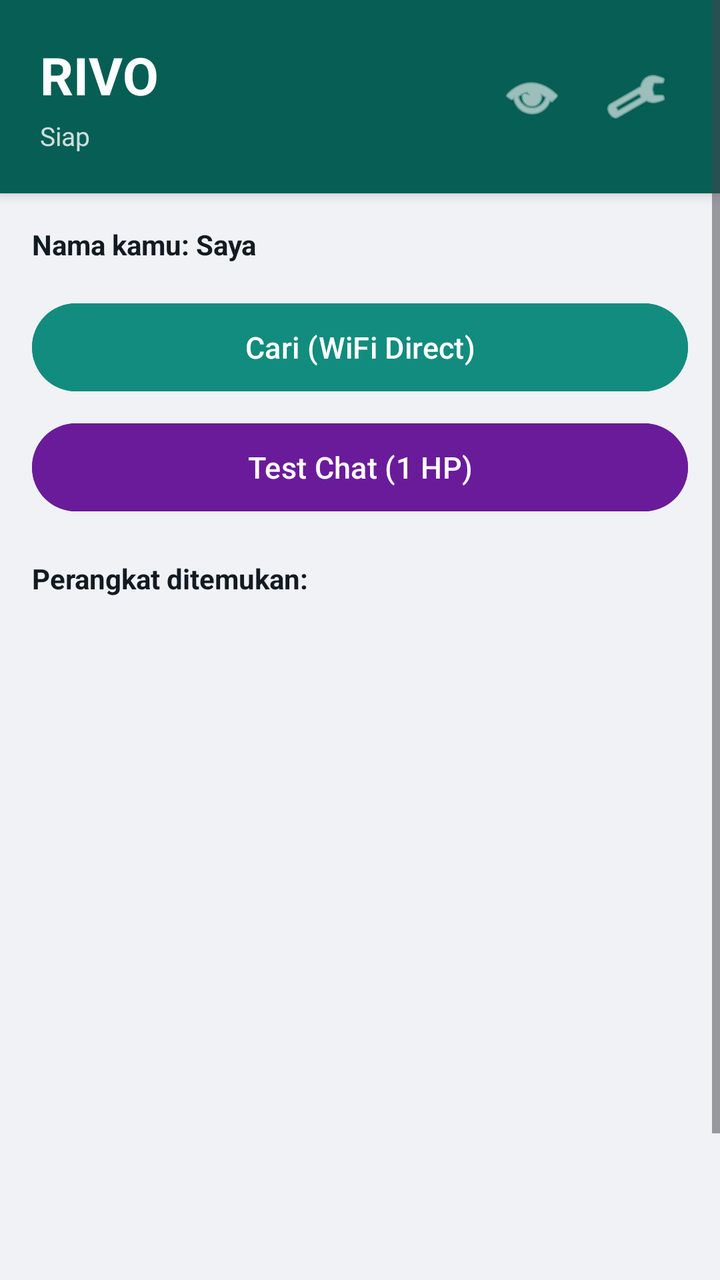
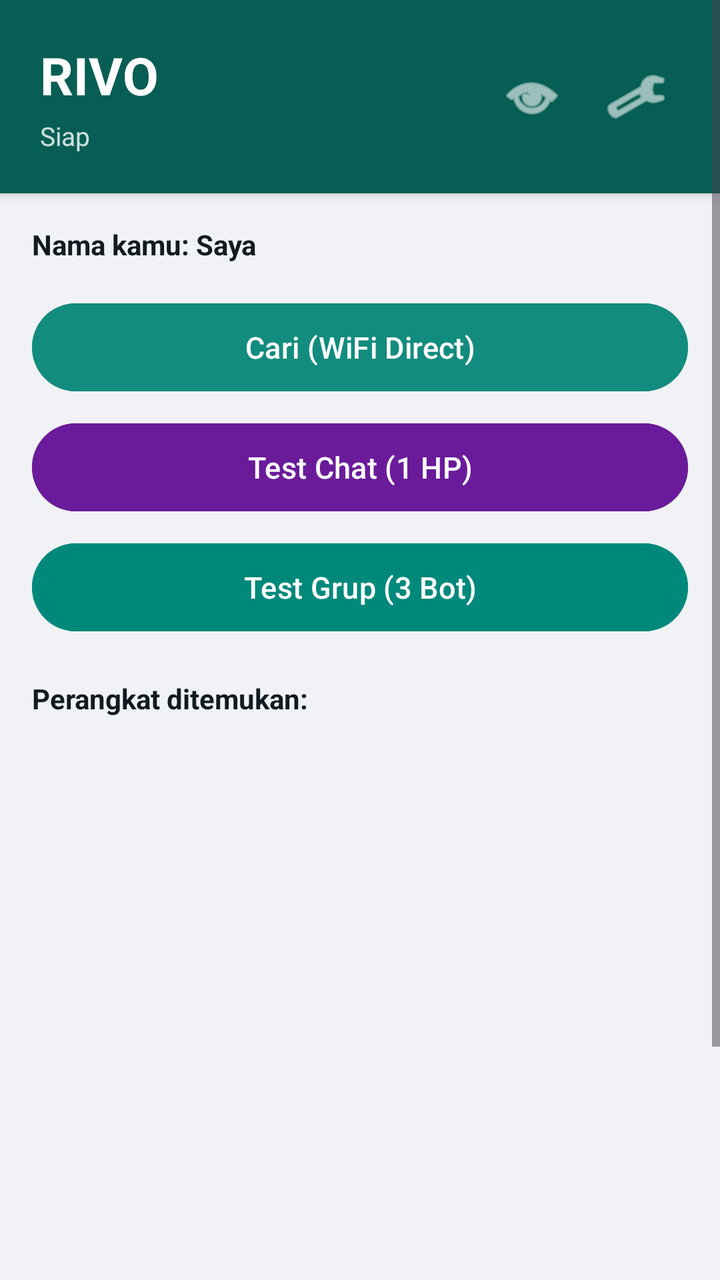

Before-and-after screenshots of an Android layout around one commit, followed by the original layout XML and the change that was made.
<!-- AndroidManifest.xml: application theme Theme.Material3.DayNight.NoActionBar -->
<!-- res/layout/activity_main.xml -->
<?xml version="1.0" encoding="utf-8"?>
<ScrollView xmlns:android="http://schemas.android.com/apk/res/android"
    android:layout_width="match_parent"
    android:layout_height="match_parent"
    android:background="@color/home_bg">

<LinearLayout
    android:layout_width="match_parent"
    android:layout_height="wrap_content"
    android:orientation="vertical">

    <LinearLayout
        android:layout_width="match_parent"
        android:layout_height="wrap_content"
        android:background="@drawable/header_bg"
        android:orientation="horizontal"
        android:padding="20dp"
        android:gravity="center_vertical"
        android:elevation="4dp">

        <LinearLayout
            android:layout_width="0dp"
            android:layout_height="wrap_content"
            android:layout_weight="1"
            android:orientation="vertical">

            <TextView
                android:layout_width="match_parent"
                android:layout_height="wrap_content"
                android:text="RIVO"
                android:textColor="#FFFFFF"
                android:textSize="26sp"
                android:textStyle="bold" />

            <TextView
                android:id="@+id/statusText"
                android:layout_width="match_parent"
                android:layout_height="wrap_content"
                android:text="Siap"
                android:textColor="#CCFFFFFF"
                android:textSize="13sp"
                android:paddingTop="4dp" />
        </LinearLayout>

        <ImageButton
            android:id="@+id/btnDarkMode"
            android:layout_width="44dp"
            android:layout_height="44dp"
            android:layout_marginEnd="8dp"
            android:background="?android:attr/selectableItemBackgroundBorderless"
            android:src="@android:drawable/ic_menu_view"
            android:tint="#FFFFFF"
            android:contentDescription="Mode" />

        <ImageButton
            android:id="@+id/btnSettings"
            android:layout_width="44dp"
            android:layout_height="44dp"
            android:background="?android:attr/selectableItemBackgroundBorderless"
            android:src="@android:drawable/ic_menu_preferences"
            android:tint="#FFFFFF"
            android:contentDescription="Pengaturan" />
    </LinearLayout>

    <LinearLayout
        android:layout_width="match_parent"
        android:layout_height="wrap_content"
        android:orientation="vertical"
        android:padding="16dp">

        <TextView
            android:id="@+id/myNameText"
            android:layout_width="match_parent"
            android:layout_height="wrap_content"
            android:text="Nama kamu: Saya"
            android:textSize="14sp"
            android:textColor="@color/text_primary"
            android:paddingBottom="16dp"
            android:textStyle="bold" />

        <Button
            android:id="@+id/btnScan"
            android:layout_width="match_parent"
            android:layout_height="52dp"
            android:text="Cari (WiFi Direct)"
            android:textSize="15sp"
            android:backgroundTint="@color/brand_green_light"
            android:textColor="#FFFFFF" />

        <Button
            android:id="@+id/btnOpenChat"
            android:layout_width="match_parent"
            android:layout_height="52dp"
            android:layout_marginTop="8dp"
            android:text="Buka Chat"
            android:textSize="15sp"
            android:backgroundTint="@color/brand_accent"
            android:textColor="#FFFFFF"
            android:visibility="gone" />

        <Button
            android:id="@+id/btnDisconnect"
            android:layout_width="match_parent"
            android:layout_height="52dp"
            android:layout_marginTop="8dp"
            android:text="Putuskan Koneksi"
            android:textSize="15sp"
            android:backgroundTint="#E53935"
            android:textColor="#FFFFFF"
            android:visibility="gone" />

        <Button
            android:id="@+id/btnTestChat"
            android:layout_width="match_parent"
            android:layout_height="52dp"
            android:layout_marginTop="8dp"
            android:text="Test Chat (1 HP)"
            android:textSize="15sp"
            android:backgroundTint="#6A1B9A"
            android:textColor="#FFFFFF" />

        <TextView
            android:layout_width="match_parent"
            android:layout_height="wrap_content"
            android:text="Perangkat ditemukan:"
            android:paddingTop="20dp"
            android:paddingBottom="8dp"
            android:textStyle="bold"
            android:textSize="14sp"
            android:textColor="@color/text_primary" />

        <androidx.recyclerview.widget.RecyclerView
            android:id="@+id/peerList"
            android:layout_width="match_parent"
            android:layout_height="400dp" />
    </LinearLayout>
</LinearLayout>
</ScrollView>
<!-- resources referenced by this layout -->
<resources>
  <color name="brand_accent">#25D366</color>
  <color name="brand_green_light">#128C7E</color>
  <color name="home_bg">#F0F2F5</color>
  <color name="text_primary">#111B21</color>
  <!-- drawable header_bg (drawable) -->
  <?xml version="1.0" encoding="utf-8"?>
  <shape xmlns:android="http://schemas.android.com/apk/res/android"
      android:shape="rectangle">
      <solid android:color="@color/brand_green" />
  </shape>
  <color name="brand_green">#075E54</color>
</resources>

<!-- the commit's change to res/layout/activity_main.xml (unified diff, before → after) -->
@@ -119,6 +119,16 @@
             android:backgroundTint="#6A1B9A"
             android:textColor="#FFFFFF" />
 
+        <Button
+            android:id="@+id/btnGroupChat"
+            android:layout_width="match_parent"
+            android:layout_height="52dp"
+            android:layout_marginTop="8dp"
+            android:text="Test Grup (3 Bot)"
+            android:textSize="15sp"
+            android:backgroundTint="#00897B"
+            android:textColor="#FFFFFF" />
+
         <TextView
             android:layout_width="match_parent"
             android:layout_height="wrap_content"
